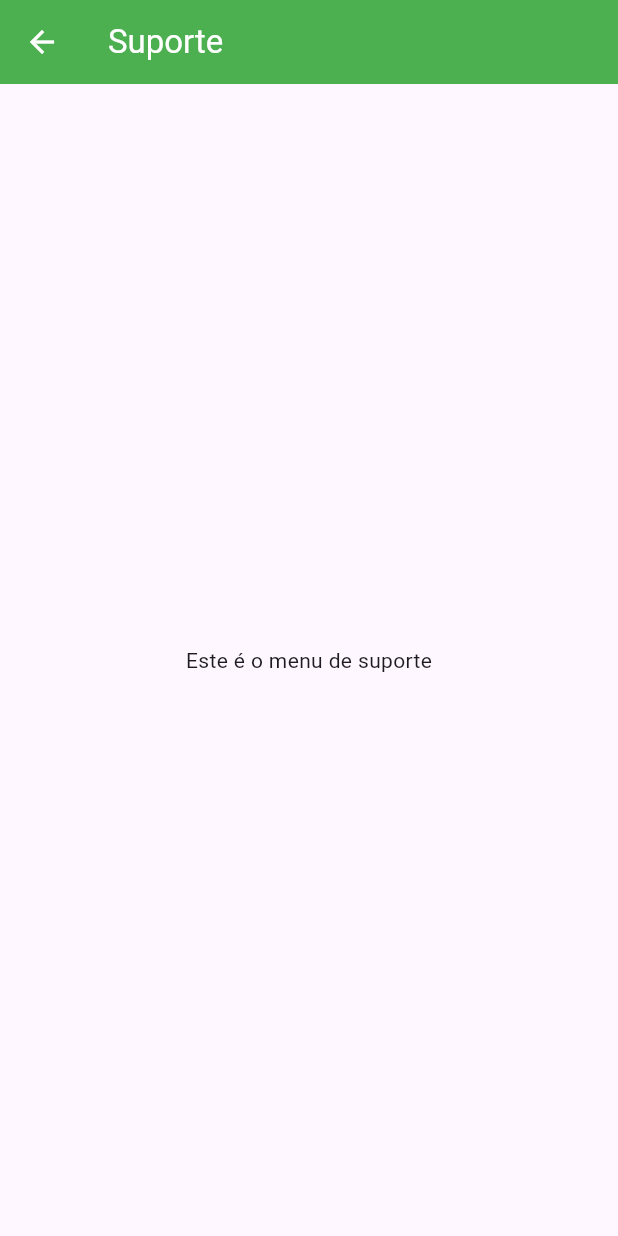
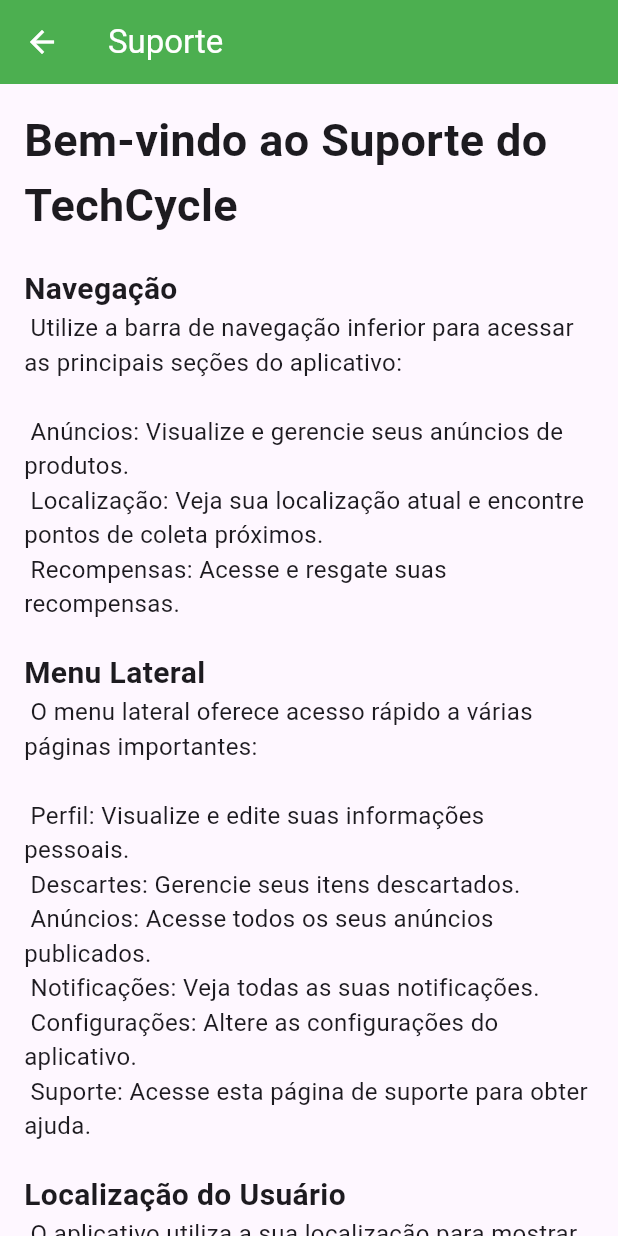
Before and after one commit to JonasHenriqueDev/TechCycle, a Flutter app: the screen it shows after launch, in the side drawer, after a tap on "Suporte", on a phone screen of 412 x 824 dp. Run offline on Flutter 3.47's test engine with Material 3 defaults, Android fonts, the phone set to English and light mode, and no system bars; our stand-ins replace geolocator, google_maps_flutter; generated files the repository leaves out were written again; network calls fail.

Commit message:
feat: tela de suporte

```diff
--- a/lib/src/view/HelpPage.dart
+++ b/lib/src/view/HelpPage.dart
@@ -1,22 +1,62 @@
 import 'package:flutter/material.dart';
 
 class HelpPage extends StatelessWidget {
-  const HelpPage({super.key});
-
   @override
   Widget build(BuildContext context) {
     return Scaffold(
       appBar: AppBar(
-        title: const Text(
-          'Suporte',
-          style: TextStyle(color: Colors.white),
+        title: Text('Suporte'),
+        foregroundColor: Colors.white,
+        backgroundColor: Colors.green,
+      ),
+      body: SingleChildScrollView(
+        padding: EdgeInsets.all(16.0),
+        child: Column(
+          crossAxisAlignment: CrossAxisAlignment.start,
+          children: [
+            Text(
+              'Bem-vindo ao Suporte do TechCycle',
+              style: TextStyle(fontSize: 30, fontWeight: FontWeight.bold),
+            ),
+            SizedBox(height: 20),
+            _buildSectionTitle('Navegação'),
+            _buildSectionContent(
+                ' Utilize a barra de navegação inferior para acessar as principais seções do aplicativo:\n\n'
+                    ' Anúncios: Visualize e gerencie seus anúncios de produtos.\n'
+                    ' Localização: Veja sua localização atual e encontre pontos de coleta próximos.\n'
+                    ' Recompensas: Acesse e resgate suas recompensas.'),
+            SizedBox(height: 20),
+            _buildSectionTitle('Menu Lateral'),
+            _buildSectionContent(
+                ' O menu lateral oferece acesso rápido a várias páginas importantes:\n\n'
+                    ' Perfil: Visualize e edite suas informações pessoais.\n'
+                    ' Descartes: Gerencie seus itens descartados.\n'
+                    ' Anúncios: Acesse todos os seus anúncios publicados.\n'
+                    ' Notificações: Veja todas as suas notificações.\n'
+                    ' Configurações: Altere as configurações do aplicativo.\n'
+                    ' Suporte: Acesse esta página de suporte para obter ajuda.'),
+            SizedBox(height: 20),
+            _buildSectionTitle('Localização do Usuário'),
+            _buildSectionContent(
+                ' O aplicativo utiliza a sua localização para mostrar pontos de coleta próximos. '
+                    'Certifique-se de conceder permissão de localização para aproveitar esta funcionalidade.'),
+          ],
         ),
-        backgroundColor: Colors.green,
-        iconTheme: IconThemeData(color: Colors.white),
-      ),
-      body: const Center(
-        child: Text('Este é o menu de suporte'),
       ),
     );
   }
+
+  Widget _buildSectionTitle(String title) {
+    return Text(
+      title,
+      style: TextStyle(fontSize: 20, fontWeight: FontWeight.bold),
+    );
+  }
+
+  Widget _buildSectionContent(String content) {
+    return Text(
+      content,
+      style: TextStyle(fontSize: 16),
+    );
+  }
 }
```
Also changed, not shown: pubspec.lock, 1 other file.
